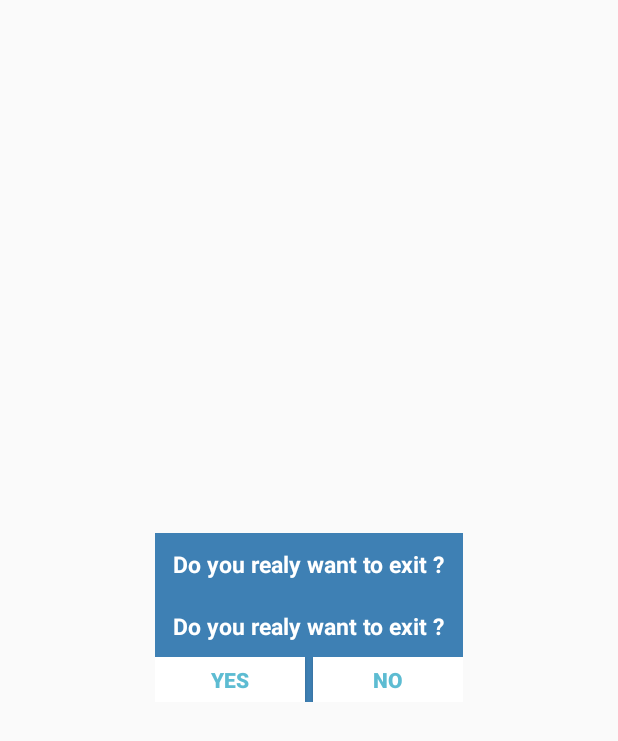
After one commit to andresuarezz26/carpoolingapp, an Android app: the layout quota_dialog.xml on its own in the app's theme, with its tools: preview values and no code run, on a phone screen of 412 x 824 dp. The commit adds this screen. Shown: the top 741 px of the screen. Run offline under Robolectric (Android 15) with nearby library versions, the light colour scheme and no system bars.

Commit message:
Add alertDialog, control DatabaseException and solve problem with the DialogFragment observers

```diff
--- /dev/null
+++ b/CarpoolingApp/app/src/main/res/layout/quota_dialog.xml
@@ -0,0 +1,61 @@
+<?xml version="1.0" encoding="utf-8"?>
+<LinearLayout xmlns:android="http://schemas.android.com/apk/res/android"
+    android:layout_width="wrap_content"
+    android:layout_height="wrap_content"
+    android:layout_gravity="center"
+    android:background="#3E80B4"
+    android:orientation="vertical">
+
+    <TextView
+        android:id="@+id/txt_name"
+        android:layout_width="wrap_content"
+        android:layout_height="wrap_content"
+        android:layout_gravity="center"
+        android:layout_margin="10dp"
+        android:text="Do you realy want to exit ?"
+        android:textColor="@android:color/white"
+        android:textSize="15dp"
+        android:textStyle="bold" />
+
+    <TextView
+        android:id="@+id/txt_description"
+        android:layout_width="wrap_content"
+        android:layout_height="wrap_content"
+        android:layout_gravity="center"
+        android:layout_margin="10dp"
+        android:text="Do you realy want to exit ?"
+        android:textColor="@android:color/white"
+        android:textSize="15dp"
+        android:textStyle="bold" />
+
+
+    <LinearLayout
+        android:layout_width="wrap_content"
+        android:layout_height="wrap_content"
+        android:layout_gravity="center"
+        android:background="#3E80B4"
+        android:orientation="horizontal">
+
+        <Button
+            android:id="@+id/btn_yes"
+            android:layout_width="100dp"
+            android:layout_height="30dp"
+            android:background="@android:color/white"
+            android:clickable="true"
+            android:text="Yes"
+            android:textColor="#5DBCD2"
+            android:textStyle="bold" />
+
+        <Button
+            android:id="@+id/btn_no"
+            android:layout_width="100dp"
+            android:layout_height="30dp"
+            android:layout_marginLeft="5dp"
+            android:background="@android:color/white"
+            android:clickable="true"
+            android:text="No"
+            android:textColor="#5DBCD2"
+            android:textStyle="bold" />
+    </LinearLayout>
+
+</LinearLayout>
```
Also changed, not shown: CarpoolingApp/app/src/main/java/com/angular/gerardosuarez/carpoolingapp/customviews/dialog/DialogPassengerQuota.java (added, +73 -0 lines), CarpoolingApp/app/src/main/java/com/angular/gerardosuarez/carpoolingapp/dialogfragment/DatePickerFragment.java (+2 -11 lines), CarpoolingApp/app/src/main/java/com/angular/gerardosuarez/carpoolingapp/dialogfragment/TimePickerFragment.java (+2 -10 lines), CarpoolingApp/app/src/main/java/com/angular/gerardosuarez/carpoolingapp/dialogfragment/base/BaseDialogFragment.java (+8 -8 lines), CarpoolingApp/app/src/main/java/com/angular/gerardosuarez/carpoolingapp/fragment/MyMapFragment.java (+35 -25 lines), CarpoolingApp/app/src/main/java/com/angular/gerardosuarez/carpoolingapp/mvp/presenter/MyMapPresenter.java (+16 -16 lines), CarpoolingApp/app/src/main/java/com/angular/gerardosuarez/carpoolingapp/mvp/view/MyMapView.java (+10 -0 lines).
